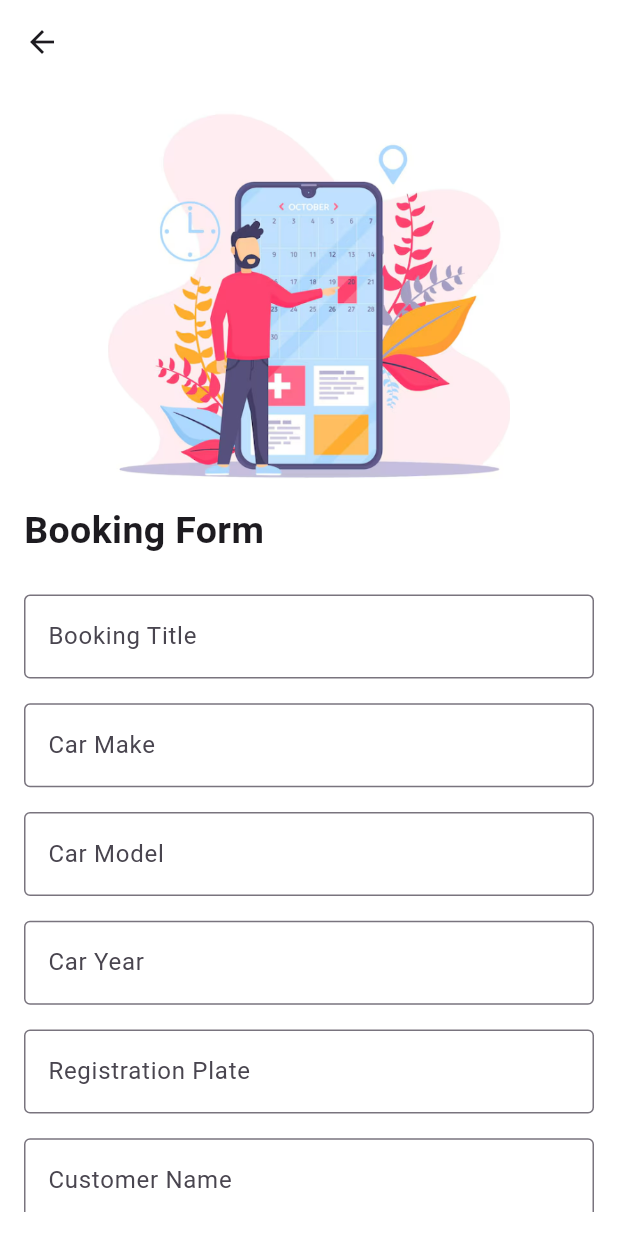
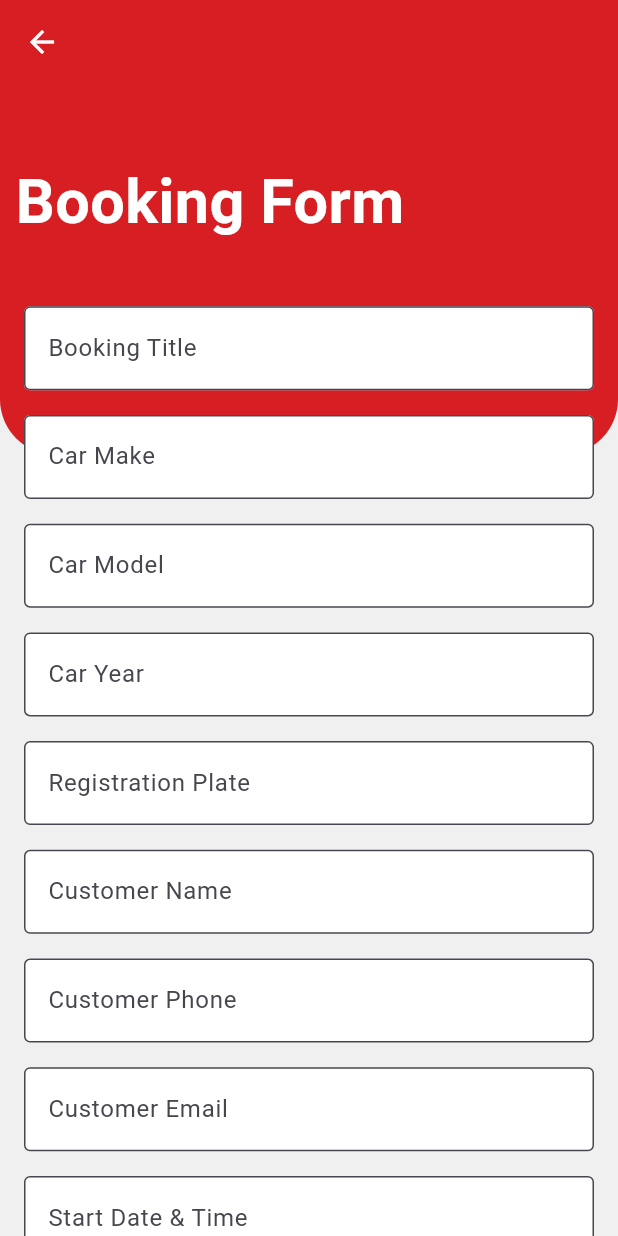
Before and after one commit to Imran-Chowdhury/ServiceBay, a Flutter app: the BookingScreen screen opened by its route, on a phone screen of 412 x 824 dp. Run offline on Flutter 3.47's test engine with Material 3 defaults, Android fonts, the phone set to English and light mode, and no system bars; our stand-ins replace cloud_firestore, firebase_auth, firebase_core, flutter_riverpod, syncfusion_flutter_calendar; accounts and stored records are empty.

Commit message:
Update booking screen ui

```diff
--- a/lib/screens/booking_screen.dart
+++ b/lib/screens/booking_screen.dart
@@ -79,6 +79,9 @@ class _BookingScreenState extends ConsumerState<BookingScreen> {
     }
   }
 
+
+
+
   @override
   Widget build(BuildContext context) {
     // final mechanicsList = ref.watch(mechanicsProvider);
@@ -88,38 +91,55 @@ class _BookingScreenState extends ConsumerState<BookingScreen> {
     double width  = size.width;
 
     return Scaffold(
-      backgroundColor: Color(0xFFffffff),
+      backgroundColor: const Color(0xFFf0f0f0),
       appBar: AppBar(
-        backgroundColor:  Color(0xFFffffff),
+        iconTheme: const IconThemeData(
+          color: Colors.white
+        ),
+        backgroundColor:  Color(0XFFd71e23),
         // title: Text('Create Booking'),
       ),
       body: bookingState?
           const Center(child: CircularProgressIndicator()):
-      Padding(
-        padding: const EdgeInsets.all(16.0),
-        child: SingleChildScrollView(
-          child: Column(
+      SingleChildScrollView(
+        child: Stack(
+          children: [
+            Container(
+                height: height*.3,
+                width: double.infinity,
+
+                decoration: BoxDecoration(
+                    color: Color(0XFFd71e23),
+                    borderRadius: BorderRadius.only(bottomLeft:  Radius.circular(width*.09), bottomRight: Radius.circular(width*.09))
+                )
+            ),
+            Column(
               crossAxisAlignment: CrossAxisAlignment.start,
 
               children: [
 
-              Align(
-                alignment: Alignment.topCenter,
-                child: Image.asset(
-                  'assets/images/booking.png', // Your image path
-                  height: height * 0.3,
-                ),
-              ),
-              SizedBox(height: height * 0.02),
-              const Text(
-                'Booking Form',
+
+
+                // Align(
+                //   alignment: Alignment.topCenter,
+                //   child: Image.asset(
+                //     'assets/images/booking.png', // Your image path
+                //     height: height * 0.3,
+                //   ),
+                // ),
+                SizedBox(height: height * 0.06),
+                Text(
+                  ' Booking Form',
                   style: TextStyle(
-                  fontSize: 25,
+                    fontSize: width *.099,
                     fontWeight: FontWeight.bold,
+                    color: Colors.white
                   ),
                 ),
                 SizedBox(height: height * 0.03),
-              Form(
+                Padding(
+                  padding: const EdgeInsets.all(16.0),
+                  child: Form(
                     key: _formKey,
                     child: Column(
                       children: [
@@ -264,8 +284,10 @@ class _BookingScreenState extends ConsumerState<BookingScreen> {
                       ],
                     ),
                   ),
+                ),
               ],
             ),
+          ],
         ),
       ),
     );
--- a/lib/widgets/custom_textfield.dart
+++ b/lib/widgets/custom_textfield.dart
@@ -22,6 +22,8 @@ class CustomTextField extends StatelessWidget {
     return TextFormField(
       controller: controller,
       decoration: InputDecoration(
+        fillColor: Colors.white,
+        filled: true,
         labelText: labelText,
         border: const OutlineInputBorder(),
       ),
```
Lines whose indentation alone changed are shown as unchanged.
